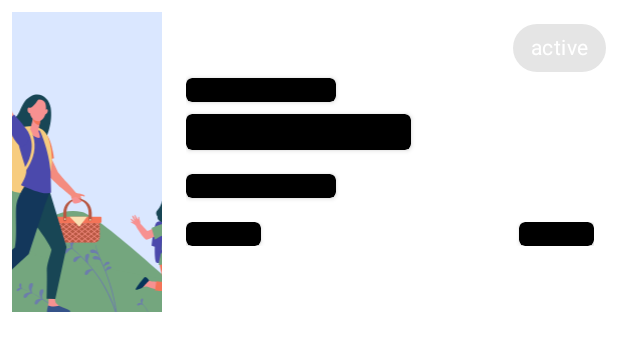
After one commit to A-fauzi/InvenTrick-Mobile-App, an Android app: the layout item_load_list_product.xml on its own in the app's theme, with its tools: preview values and no code run, on a phone screen of 412 x 824 dp. The commit adds this screen. Shown: the top 351 px of the screen. Run offline under Robolectric (Android 15) with nearby library versions, the phone set to English and light mode, and no system bars; network calls fail.

```diff
--- a/app/src/main/java/com/example/warehouseproject/core/helper/PreferenceHelper.kt
+++ b/app/src/main/java/com/example/warehouseproject/core/helper/PreferenceHelper.kt
@@ -6,7 +6,7 @@ import android.content.SharedPreferences
 object PreferenceHelper {
     private lateinit var sharedPreferences: SharedPreferences
 
-    fun saveData(context: Context, value: String, putStrKey: String = "PATH_STORAGE_KEY") {
+    fun saveData(context: Context, value: String, putStrKey: String = "KEY") {
         sharedPreferences = context.getSharedPreferences("sharedPrefs", Context.MODE_PRIVATE)
         val editor = sharedPreferences.edit()
         editor.apply {
@@ -14,9 +14,8 @@ object PreferenceHelper {
         }.apply()
     }
 
-    fun loadData(context: Context, getStrKey: String = "PATH_STORAGE_KEY"): String? {
+    fun loadData(context: Context, getStrKey: String = "KEY"): String? {
         sharedPreferences = context.getSharedPreferences("sharedPrefs", Context.MODE_PRIVATE)
-
         return sharedPreferences.getString(getStrKey, null)
     }
 
--- a/app/src/main/java/com/example/warehouseproject/core/view/main/home_fragment/HomeAdapter.kt
+++ b/app/src/main/java/com/example/warehouseproject/core/view/main/home_fragment/HomeAdapter.kt
@@ -5,7 +5,6 @@ import android.content.Context
 import android.view.LayoutInflater
 import android.view.ViewGroup
 import androidx.recyclerview.widget.RecyclerView
-import coil.load
 import com.example.warehouseproject.R
 import com.example.warehouseproject.core.model.product.Product
 import com.example.warehouseproject.databinding.ItemDataProductBinding
@@ -26,10 +25,7 @@ class HomeAdapter(
     override fun onBindViewHolder(holder: MainViewHolder, position: Int) {
         with(holder) {
             with(items[position]) {
-               binding.ivItemProduct.load(image) {
-                   crossfade(true)
-                   placeholder(R.drawable.ic_people)
-               }
+                Picasso.get().load(image).centerCrop().resize(500, 500).placeholder(R.drawable.ic_people).error(R.drawable.img_example).into(binding.ivItemProduct)
                 binding.tvNameProduct.text = name
 
                 binding.chipStatus.text = status
--- a/app/src/main/java/com/example/warehouseproject/core/view/main/home_fragment/HomePresenter.kt
+++ b/app/src/main/java/com/example/warehouseproject/core/view/main/home_fragment/HomePresenter.kt
@@ -3,6 +3,8 @@ package com.example.warehouseproject.core.view.main.home_fragment
 import android.content.Context
 import android.view.LayoutInflater
 import com.example.warehouseproject.core.model.product.Product
+import com.google.firebase.storage.FirebaseStorage
+import com.google.firebase.storage.StorageReference
 
 
 class HomePresenter(private val mainView: HomeView?, private val homeInteractor: HomeInteractor): HomeInteractor.HomeInteractorContract {
@@ -10,7 +12,7 @@ class HomePresenter(private val mainView: HomeView?, private val homeInteractor:
         homeInteractor.showDialog(context, layoutInflater, data, this)
     }
 
-    override fun onSuccessDeleted() {
+    override fun onSuccessDeleted(data: Product?) {
         mainView?.moveMainActivity()
     }
 }
--- a/app/src/main/java/com/example/warehouseproject/core/view/main/home_fragment/HomeView.kt
+++ b/app/src/main/java/com/example/warehouseproject/core/view/main/home_fragment/HomeView.kt
@@ -1,4 +1,6 @@
 package com.example.warehouseproject.core.view.main.home_fragment
+
+import com.example.warehouseproject.core.model.product.Product
 
 interface HomeView {
     fun moveMainActivity()
--- a/app/src/main/java/com/example/warehouseproject/core/view/main/home_fragment/stock_out_product/StockOutActivity.kt
+++ b/app/src/main/java/com/example/warehouseproject/core/view/main/home_fragment/stock_out_product/StockOutActivity.kt
@@ -63,10 +63,7 @@ class StockOutActivity : AppCompatActivity() {
 
                 beforeQty = it.qty.toInt()
 
-                binding.ivItemProduct.load(it.image) {
-                    crossfade(true)
-                    placeholder(R.drawable.ic_people)
-                }
+                Picasso.get().load(it.image).centerCrop().resize(500, 500).error(R.drawable.img_example).into(binding.ivItemProduct)
                 binding.tvIdProduct.text = it._id
                 binding.chipStatus.text = it.status
                 binding.tvCodeItem.text = it.code_items
--- a/app/src/main/res/layout/item_data_product.xml
+++ b/app/src/main/res/layout/item_data_product.xml
@@ -31,7 +31,7 @@
                <ImageView
                    android:id="@+id/iv_item_product"
                    android:layout_width="match_parent"
-                   android:layout_height="wrap_content"
+                   android:layout_height="match_parent"
                    android:src="@drawable/ic_people"
                    android:scaleType="centerCrop"/>
            </RelativeLayout>
--- /dev/null
+++ b/app/src/main/res/layout/item_load_list_product.xml
@@ -0,0 +1,92 @@
+<?xml version="1.0" encoding="utf-8"?>
+<RelativeLayout android:id="@+id/shimmer_view_container_list_product"
+    android:layout_width="match_parent"
+    android:layout_height="200dp"
+    android:layout_margin="8dp"
+    app:layout_constraintLeft_toLeftOf="parent"
+    app:layout_constraintTop_toTopOf="parent"
+    app:cardCornerRadius="20dp"
+    xmlns:android="http://schemas.android.com/apk/res/android"
+    xmlns:app="http://schemas.android.com/apk/res-auto">
+
+    <com.google.android.material.chip.Chip
+        android:id="@+id/chip_status_shimmer"
+        android:layout_width="wrap_content"
+        android:layout_height="wrap_content"
+        android:layout_alignParentEnd="true"
+        android:text="active"
+        android:fontFamily="@font/inter_medium"
+        android:textColor="@color/white"/>
+
+    <RelativeLayout
+        android:id="@+id/ll_image"
+        android:layout_width="100dp"
+        android:layout_height="match_parent"
+        android:background="@color/white">
+
+        <ImageView
+            android:id="@+id/iv_item_product_shimmer"
+            android:layout_width="match_parent"
+            android:layout_height="match_parent"
+            android:scaleType="centerCrop"
+            android:src="@drawable/ic_people" />
+    </RelativeLayout>
+
+
+    <LinearLayout
+        android:layout_width="match_parent"
+        android:layout_height="match_parent"
+        android:layout_marginStart="8dp"
+        android:layout_toEndOf="@id/ll_image"
+        android:gravity="center_vertical"
+        android:orientation="vertical"
+        android:padding="8dp">
+
+        <androidx.cardview.widget.CardView
+            android:id="@+id/shimmer_view"
+            android:layout_width="100dp"
+            android:layout_height="16dp"
+            android:backgroundTint="@color/black"
+            app:cardCornerRadius="4dp"/>
+
+        <androidx.cardview.widget.CardView
+            android:id="@+id/tv_name_product_shimmer"
+            android:layout_width="150dp"
+            android:layout_height="24dp"
+            android:layout_marginTop="8dp"
+            android:layout_marginBottom="16dp"
+            android:backgroundTint="@color/black"
+            app:cardCornerRadius="4dp"/>
+
+        <androidx.cardview.widget.CardView
+            android:id="@+id/tv_spec_product_shimmer"
+            android:layout_width="100dp"
+            android:layout_height="16dp"
+            android:layout_marginBottom="16dp"
+            android:backgroundTint="@color/black"
+            app:cardCornerRadius="4dp"/>
+
+        <RelativeLayout
+            android:layout_width="match_parent"
+            android:layout_height="wrap_content"
+            android:orientation="horizontal">
+
+            <androidx.cardview.widget.CardView
+                android:id="@+id/tv_quantity_product_shimmer"
+                android:layout_width="50dp"
+                android:layout_height="16dp"
+                android:backgroundTint="@color/black"
+                app:cardCornerRadius="4dp"/>
+
+            <androidx.cardview.widget.CardView
+                android:id="@+id/tv_detail_product_shimmer"
+                android:layout_width="50dp"
+                android:layout_height="16dp"
+                android:backgroundTint="@color/black"
+                app:cardCornerRadius="4dp"
+                android:layout_alignParentEnd="true"/>
+        </RelativeLayout>
+
+    </LinearLayout>
+
+</RelativeLayout>
```
Also changed, not shown: app/build.gradle (+3 -12 lines), app/src/main/java/com/example/warehouseproject/core/model/product/Product.kt (+13 -22 lines), app/src/main/java/com/example/warehouseproject/core/room/db/DaoProduct.kt (deleted, +0 -22 lines), app/src/main/java/com/example/warehouseproject/core/room/db/ProductDB.kt (deleted, +0 -10 lines), app/src/main/java/com/example/warehouseproject/core/view/main/home_fragment/HomeFragment.kt (+24 -36 lines), app/src/main/java/com/example/warehouseproject/core/view/main/home_fragment/HomeInteractor.kt (+17 -3 lines), app/src/main/java/com/example/warehouseproject/core/view/main/home_fragment/stock_in_product/StockInActivity.kt (+1 -12 lines), app/src/main/java/com/example/warehouseproject/core/view/product/add_product/AddProductActivity.kt (+18 -6 lines), app/src/main/res/layout/fragment_home.xml (+60 -20 lines), 1 other file.
